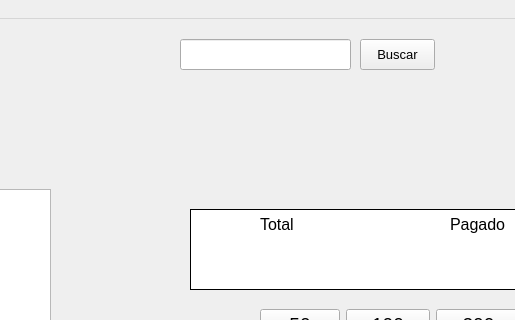
Old version of the form ui/caja.ui in the repository Moises024/sistema_de_caja; both pictures show x 420 to 935 and y 0 to 320 of the 1407 by 595 pixel window.
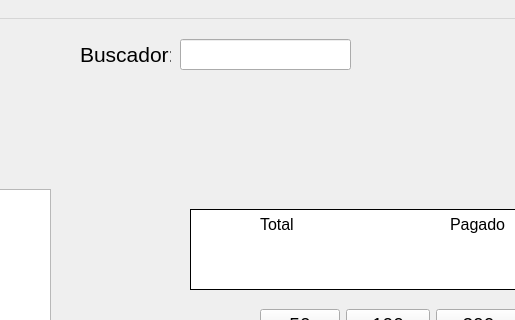
New version of the form. Icons and pictures are not drawn.

Commit message: feat/panel de sugerencias avanzado

```diff
--- a/ui/caja.ui
+++ b/ui/caja.ui
@@ -753,24 +753,6 @@
      </rect>
     </property>
    </widget>
-   <widget class="QPushButton" name="btn_buscar">
-    <property name="geometry">
-     <rect>
-      <x>780</x>
-      <y>20</y>
-      <width>75</width>
-      <height>31</height>
-     </rect>
-    </property>
-    <property name="font">
-     <font>
-      <pointsize>10</pointsize>
-     </font>
-    </property>
-    <property name="text">
-     <string>Buscar</string>
-    </property>
-   </widget>
    <widget class="QPushButton" name="btn_eliminar_lista">
     <property name="geometry">
      <rect>
@@ -825,6 +807,37 @@
      </property>
     </widget>
    </widget>
+   <widget class="QLabel" name="label_10">
+    <property name="geometry">
+     <rect>
+      <x>-90</x>
+      <y>370</y>
+      <width>47</width>
+      <height>13</height>
+     </rect>
+    </property>
+    <property name="text">
+     <string>TextLabel</string>
+    </property>
+   </widget>
+   <widget class="QLabel" name="label_11">
+    <property name="geometry">
+     <rect>
+      <x>500</x>
+      <y>10</y>
+      <width>91</width>
+      <height>51</height>
+     </rect>
+    </property>
+    <property name="font">
+     <font>
+      <pointsize>16</pointsize>
+     </font>
+    </property>
+    <property name="text">
+     <string>Buscador:</string>
+    </property>
+   </widget>
    <zorder>label</zorder>
    <zorder>gridLayoutWidget</zorder>
    <zorder>label_2</zorder>
```
Left out of the diff: 3 changed lines with no effect on the pictures. The commit also changes 6 other files.
